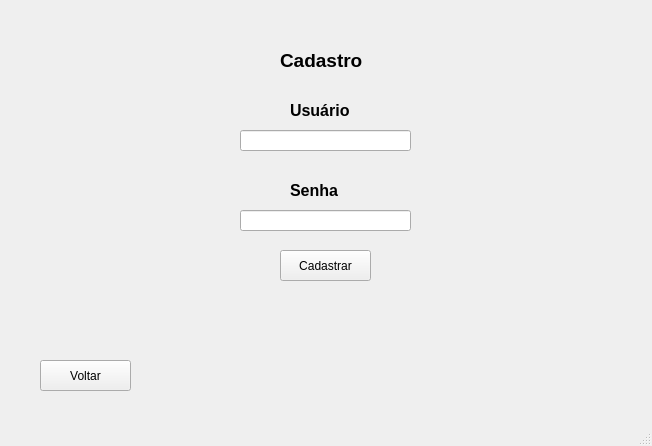
This is poo/poo-2/atividade-bancaria/telacadastro.ui in hectorsalg/universidade as Qt 5 draws it before an edit. The edited form follows.
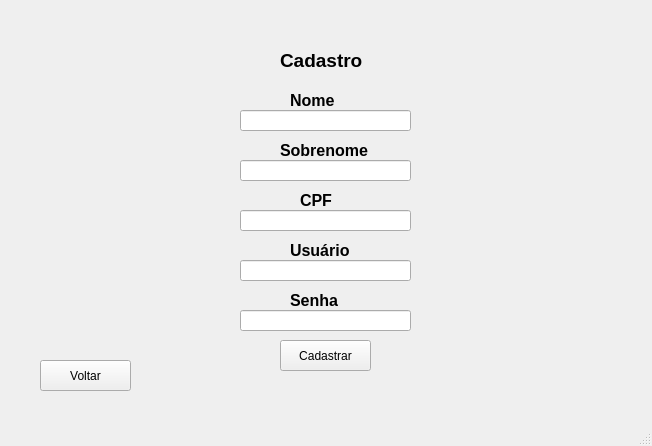
This is the edited form.

Patch:
```diff
--- a/poo/poo-2/atividade-bancaria/telacadastro.ui
+++ b/poo/poo-2/atividade-bancaria/telacadastro.ui
@@ -37,11 +37,31 @@
      <string>Cadastro</string>
     </property>
    </widget>
+   <widget class="QLabel" name="labelCPF">
+    <property name="geometry">
+     <rect>
+      <x>300</x>
+      <y>180</y>
+      <width>61</width>
+      <height>41</height>
+     </rect>
+    </property>
+    <property name="font">
+     <font>
+      <pointsize>12</pointsize>
+      <weight>75</weight>
+      <bold>true</bold>
+     </font>
+    </property>
+    <property name="text">
+     <string>CPF</string>
+    </property>
+   </widget>
    <widget class="QLabel" name="labelUser">
     <property name="geometry">
      <rect>
       <x>290</x>
-      <y>90</y>
+      <y>230</y>
       <width>61</width>
       <height>41</height>
      </rect>
@@ -57,37 +77,7 @@
      <string>Usuário</string>
     </property>
    </widget>
-   <widget class="QLabel" name="labelSenha">
-    <property name="geometry">
-     <rect>
-      <x>290</x>
-      <y>170</y>
-      <width>61</width>
-      <height>41</height>
-     </rect>
-    </property>
-    <property name="font">
-     <font>
-      <pointsize>12</pointsize>
-      <weight>75</weight>
-      <bold>true</bold>
-     </font>
-    </property>
-    <property name="text">
-     <string>Senha</string>
-    </property>
-   </widget>
-   <widget class="QLineEdit" name="lineEditUser">
-    <property name="geometry">
-     <rect>
-      <x>240</x>
-      <y>130</y>
-      <width>171</width>
-      <height>21</height>
-     </rect>
-    </property>
-   </widget>
-   <widget class="QLineEdit" name="lineEditSenha">
+   <widget class="QLineEdit" name="lineEditCPF">
     <property name="geometry">
      <rect>
       <x>240</x>
@@ -97,11 +87,21 @@
      </rect>
     </property>
    </widget>
+   <widget class="QLineEdit" name="lineEditUser">
+    <property name="geometry">
+     <rect>
+      <x>240</x>
+      <y>260</y>
+      <width>171</width>
+      <height>21</height>
+     </rect>
+    </property>
+   </widget>
    <widget class="QPushButton" name="btnCadastrar">
     <property name="geometry">
      <rect>
       <x>280</x>
-      <y>250</y>
+      <y>340</y>
       <width>91</width>
       <height>31</height>
      </rect>
@@ -129,6 +129,96 @@
      <string>Voltar</string>
     </property>
    </widget>
+   <widget class="QLineEdit" name="lineEditSobrenome">
+    <property name="geometry">
+     <rect>
+      <x>240</x>
+      <y>160</y>
+      <width>171</width>
+      <height>21</height>
+     </rect>
+    </property>
+   </widget>
+   <widget class="QLabel" name="labelSobrenome">
+    <property name="geometry">
+     <rect>
+      <x>280</x>
+      <y>130</y>
+      <width>101</width>
+      <height>41</height>
+     </rect>
+    </property>
+    <property name="font">
+     <font>
+      <pointsize>12</pointsize>
+      <weight>75</weight>
+      <bold>true</bold>
+     </font>
+    </property>
+    <property name="text">
+     <string>Sobrenome</string>
+    </property>
+   </widget>
+   <widget class="QLineEdit" name="lineEditNome">
+    <property name="geometry">
+     <rect>
+      <x>240</x>
+      <y>110</y>
+      <width>171</width>
+      <height>21</height>
+     </rect>
+    </property>
+   </widget>
+   <widget class="QLabel" name="labelNome">
+    <property name="geometry">
+     <rect>
+      <x>290</x>
+      <y>80</y>
+      <width>61</width>
+      <height>41</height>
+     </rect>
+    </property>
+    <property name="font">
+     <font>
+      <pointsize>12</pointsize>
+      <weight>75</weight>
+      <bold>true</bold>
+     </font>
+    </property>
+    <property name="text">
+     <string>Nome</string>
+    </property>
+   </widget>
+   <widget class="QLabel" name="labelSenha">
+    <property name="geometry">
+     <rect>
+      <x>290</x>
+      <y>280</y>
+      <width>61</width>
+      <height>41</height>
+     </rect>
+    </property>
+    <property name="font">
+     <font>
+      <pointsize>12</pointsize>
+      <weight>75</weight>
+      <bold>true</bold>
+     </font>
+    </property>
+    <property name="text">
+     <string>Senha</string>
+    </property>
+   </widget>
+   <widget class="QLineEdit" name="lineEditSenha">
+    <property name="geometry">
+     <rect>
+      <x>240</x>
+      <y>310</y>
+      <width>171</width>
+      <height>21</height>
+     </rect>
+    </property>
+   </widget>
   </widget>
   <widget class="QMenuBar" name="menubar">
    <property name="geometry">
```
